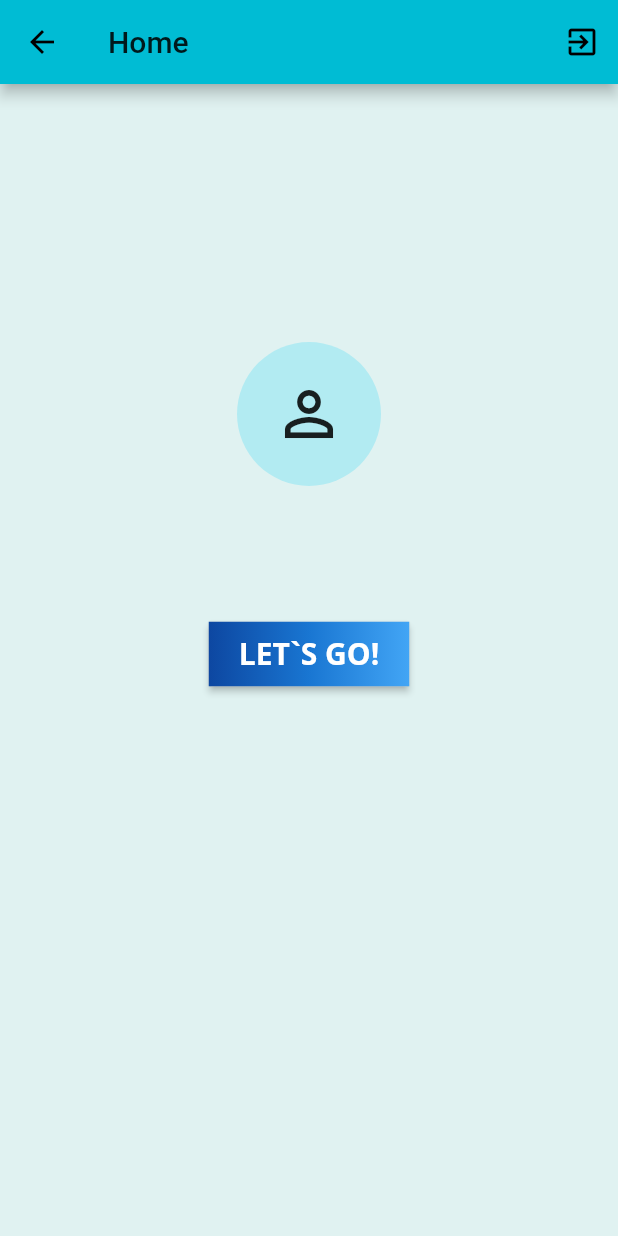
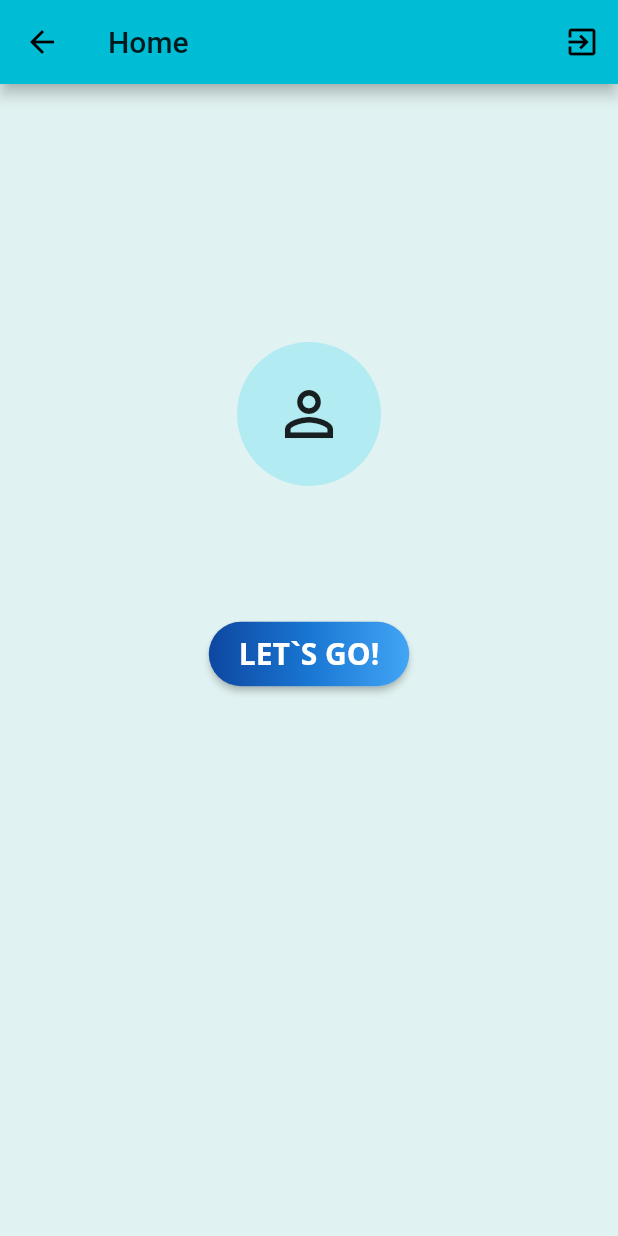
Before and after one commit to FoxyGirl/cats_book, a Flutter app: the HomeScreen screen opened directly, on a phone screen of 412 x 824 dp. Run offline on Flutter 3.47's test engine with Material 2 defaults, Android fonts, the phone set to English and light mode, and no system bars; our stand-ins replace bloc, copy_with_extension, equatable, firebase_auth, firebase_core, flutter_bloc and 4 more; accounts and stored records are empty; generated files the repository leaves out were written again.

Commit message:
Add shape StadiumBorder for button

```diff
--- a/lib/screens/home.dart
+++ b/lib/screens/home.dart
@@ -42,8 +42,10 @@ class HomeScreen extends StatelessWidget {
                   onPressed: () => navigator.push<void>(MarketPlace().route),
                   textColor: Colors.white,
                   padding: const EdgeInsets.all(0),
+                  shape: const StadiumBorder(),
                   child: Container(
-                    decoration: const BoxDecoration(
+                    decoration: const ShapeDecoration(
+                      shape: const StadiumBorder(),
                       gradient: LinearGradient(
                         colors: <Color>[
                           Color(0xFF0D47A1),
```
